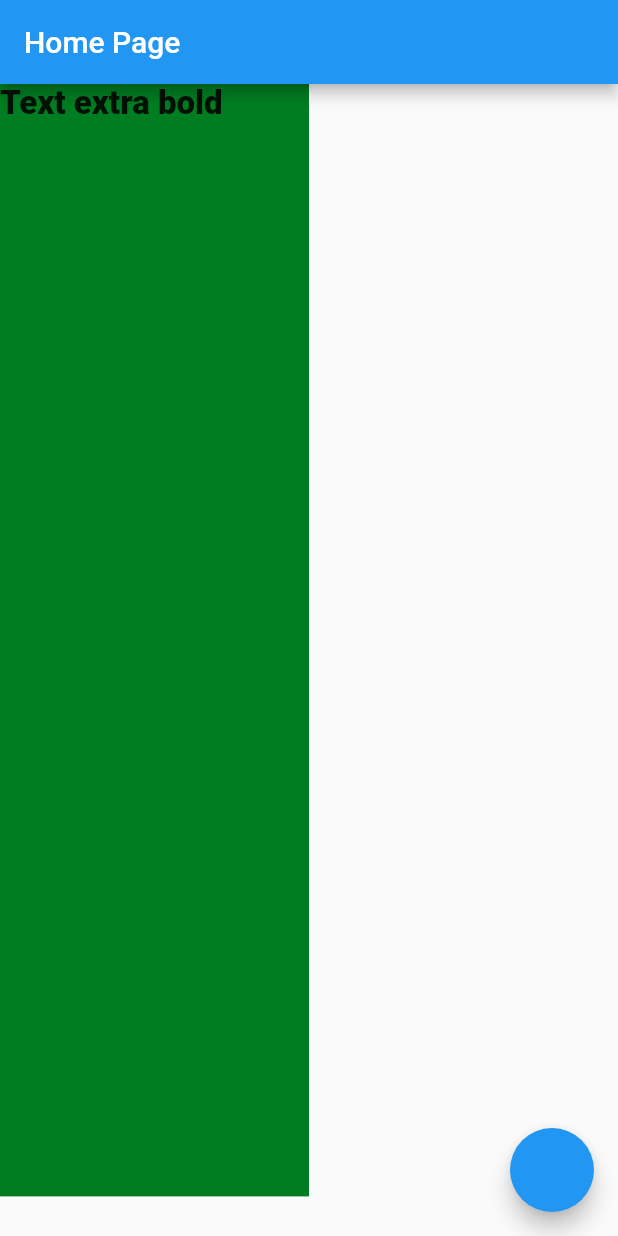
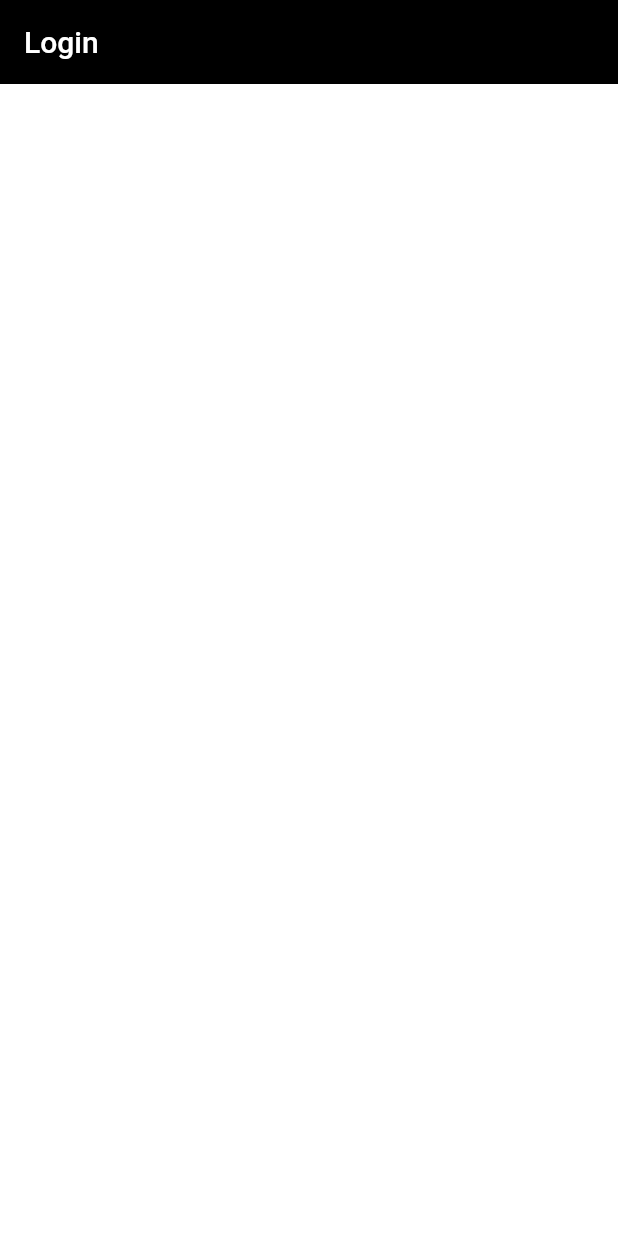
Before and after one commit to StephanieTabosa/delivery_backoffice, a Flutter app: the screen it shows after launch, on a phone screen of 412 x 824 dp. Run offline on Flutter 3.47's test engine with Material 2 defaults, Android fonts, the phone set to English and light mode, and no system bars; our stand-ins replace awesome_snackbar_content, flutter_modular, loading_animation_widget; Roboto replaces fonts that are missing (mplus1).

Commit message:
finishes styles and adds login module

```diff
--- a/lib/src/app_module.dart
+++ b/lib/src/app_module.dart
@@ -1,6 +1,6 @@
 import 'package:flutter_modular/flutter_modular.dart';
 import './modules/home/home_page.dart';
-
+import 'modules/login/login_module.dart';
 
 class AppModule extends Module {
   @override
@@ -8,6 +8,7 @@ class AppModule extends Module {
 
   @override
   List<ModularRoute> get routes => [
-    ChildRoute('/', child: (context, args) => const HomePage()),
-  ];
+        ModuleRoute('/login', module: LoginModule()),
+        ChildRoute('/', child: (context, args) => const HomePage()),
+      ];
 }
--- a/lib/src/app_widget.dart
+++ b/lib/src/app_widget.dart
@@ -1,14 +1,18 @@
 import 'package:flutter/material.dart';
 import 'package:flutter_modular/flutter_modular.dart';
+
+import 'core/ui/theme/theme_config.dart';
 
 class AppWidget extends StatelessWidget {
   const AppWidget({super.key});
 
   @override
-  Widget build(BuildContext context){
+  Widget build(BuildContext context) {
+    Modular.setInitialRoute('/login');
+
     return MaterialApp.router(
       title: 'Application Name',
-      theme: ThemeData(primarySwatch: Colors.blue),
+      theme: ThemeConfig.theme,
       routeInformationParser: Modular.routeInformationParser,
       routerDelegate: Modular.routerDelegate,
     );
--- a/lib/src/core/ui/styles/app_styles.dart
+++ b/lib/src/core/ui/styles/app_styles.dart
@@ -1,6 +1,7 @@
 import 'package:flutter/material.dart';
 
 import 'app_colors.dart';
+import 'app_text_styles.dart';
 
 class AppStyles {
   static AppStyles? _instance;
@@ -17,7 +18,7 @@ class AppStyles {
           borderRadius: BorderRadius.circular(8),
         ),
         backgroundColor: AppColors.instance.primary,
-        // textStyle:
+        textStyle: AppTextStyles.instance.textButtonLabel,
       );
 }
 
--- /dev/null
+++ b/lib/src/core/ui/theme/theme_config.dart
@@ -0,0 +1,42 @@
+import 'package:flutter/material.dart';
+
+import '../styles/app_colors.dart';
+import '../styles/app_styles.dart';
+import '../styles/app_text_styles.dart';
+
+class ThemeConfig {
+  ThemeConfig._();
+
+  static final _defaultInputBorder = OutlineInputBorder(
+    borderRadius: BorderRadius.circular(8),
+    borderSide: BorderSide(color: Colors.grey[400]!),
+  );
+
+  static final theme = ThemeData(
+    scaffoldBackgroundColor: Colors.white,
+    appBarTheme: const AppBarTheme(
+      backgroundColor: Colors.black,
+      elevation: 0,
+      iconTheme: IconThemeData(color: Colors.black),
+    ),
+    colorScheme: ColorScheme.fromSeed(
+      seedColor: AppColors.instance.primary,
+      primary: AppColors.instance.primary,
+      secondary: AppColors.instance.secondary,
+    ),
+    elevatedButtonTheme: ElevatedButtonThemeData(
+      style: AppStyles.instance.primaryButton,
+    ),
+    inputDecorationTheme: InputDecorationTheme(
+      fillColor: Colors.white,
+      filled: true,
+      isDense: true,
+      contentPadding: const EdgeInsets.all(20),
+      border: _defaultInputBorder,
+      enabledBorder: _defaultInputBorder,
+      focusedBorder: _defaultInputBorder,
+      labelStyle: AppTextStyles.instance.textRegular.copyWith(color: Colors.black),
+      errorStyle: AppTextStyles.instance.textMedium.copyWith(color: Colors.redAccent),
+    ),
+  );
+}
--- a/lib/src/modules/home/home_page.dart
+++ b/lib/src/modules/home/home_page.dart
@@ -2,8 +2,6 @@ import 'package:flutter/material.dart';
 
 import '../../core/ui/helpers/loader.dart';
 import '../../core/ui/helpers/messages.dart';
-import '../../core/ui/helpers/size_extensions.dart';
-import '../../core/ui/styles/app_colors.dart';
 import '../../core/ui/styles/app_text_styles.dart';
 
 class HomePage extends StatefulWidget {
@@ -20,23 +18,30 @@ class _HomePageState extends State<HomePage> with Loader, Messages {
       appBar: AppBar(
         title: const Text('Home Page'),
       ),
-      body: Container(
-        child: Stack(
-          children: [
-            Text(
-              context.screenWidth.toString(),
+      body: Column(
+        children: [
+          Text(
+            'Text extra bold',
+            style: context.appTextStyles.textTitle,
+          ),
+          Padding(
+            padding: const EdgeInsets.all(20),
+            child: Form(
+              autovalidateMode: AutovalidateMode.onUserInteraction,
+              child: TextFormField(
+                decoration: const InputDecoration(
+                  label: Text('Login'),
+                ),
+                validator: (String) => 'Erro',
+              ),
             ),
-            Container(
-              color: context.colors.primary,
-              height: context.percentHeight(.9),
-              width: context.percentWidth(.5),
-            ),
-            Text(
-              'Text extra bold',
-              style: context.appTextStyles.textTitle,
-            )
-          ],
-        ),
+          ),
+          SizedBox(
+            height: 52,
+            width: 220,
+            child: ElevatedButton(onPressed: () {}, child: const Text('Botão')),
+          ),
+        ],
       ),
       floatingActionButton: FloatingActionButton(
         onPressed: () async {
--- /dev/null
+++ b/lib/src/modules/login/login_module.dart
@@ -0,0 +1,13 @@
+import 'package:flutter_modular/flutter_modular.dart';
+
+import 'login_page.dart';
+
+class LoginModule extends Module {
+  @override
+  List<Bind> get binds => [];
+
+  @override
+  List<ModularRoute> get routes => [
+        ChildRoute('/', child: (context, args) => const LoginPage()),
+      ];
+}
--- /dev/null
+++ b/lib/src/modules/login/login_page.dart
@@ -0,0 +1,15 @@
+import 'package:flutter/material.dart';
+
+class LoginPage extends StatelessWidget {
+  const LoginPage({Key? key}) : super(key: key);
+
+  @override
+  Widget build(BuildContext context) {
+    return Scaffold(
+      appBar: AppBar(
+        title: const Text('Login'),
+      ),
+      body: Container(),
+    );
+  }
+}
```
